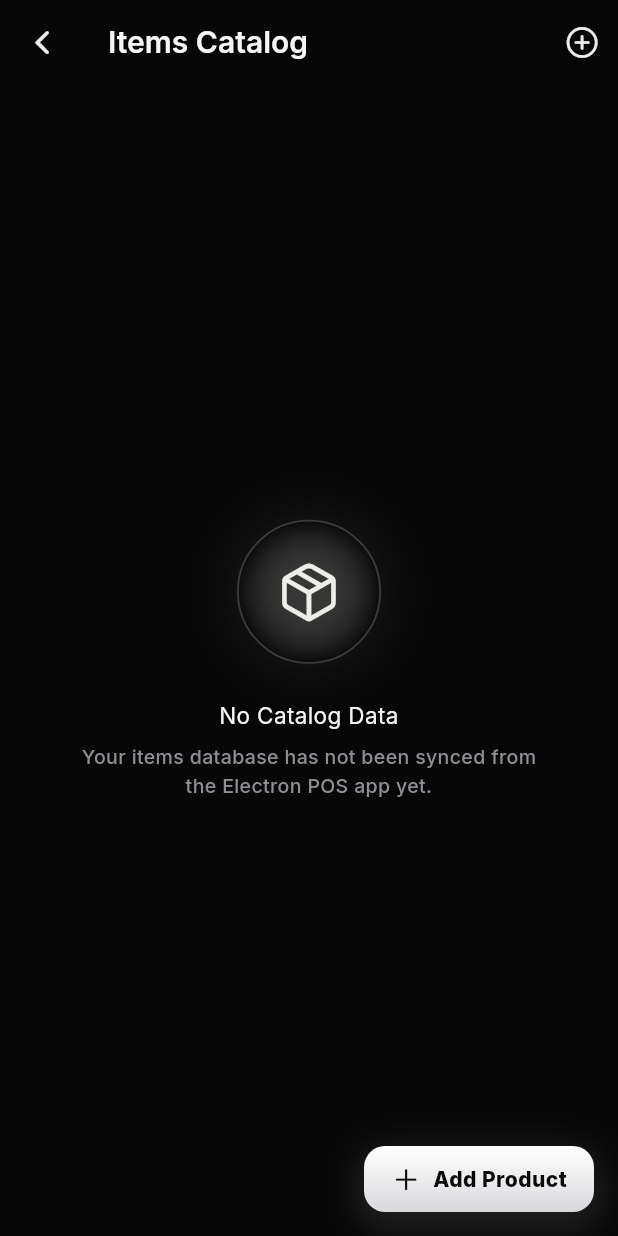
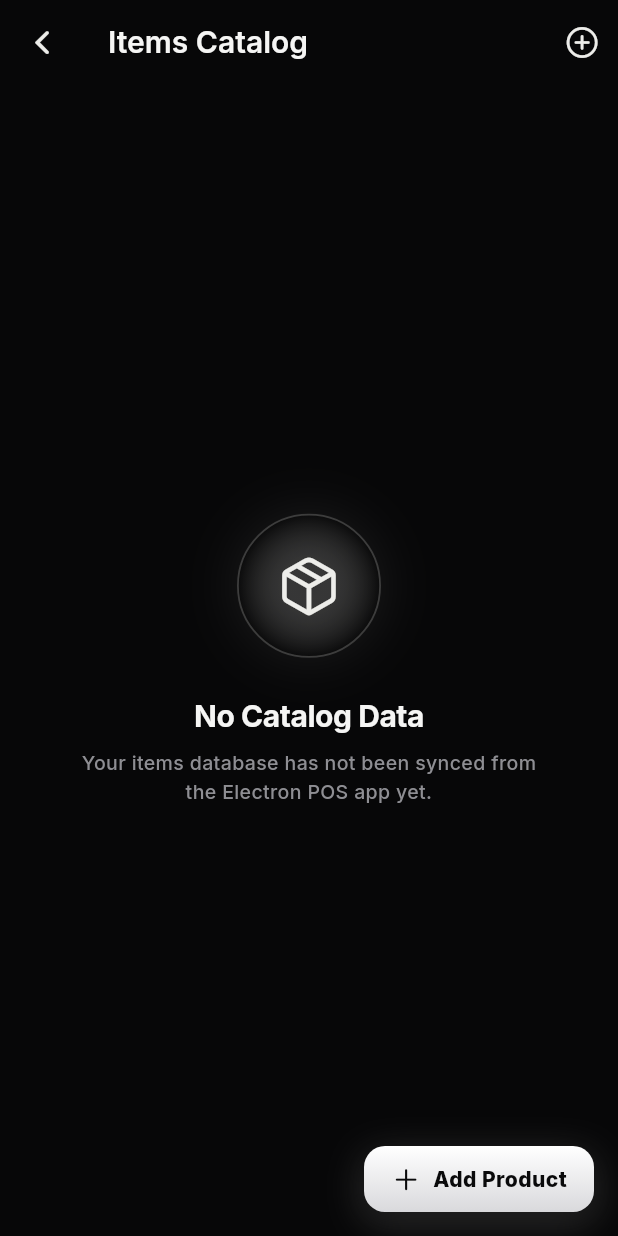
Before and after one commit to SaimSuhailQu/ssmart-pos, a Flutter app: the CatalogScreen screen opened directly, on a phone screen of 412 x 824 dp. Run offline on Flutter 3.47's test engine with Material 3 defaults, Android fonts, the phone set to English and light mode, and no system bars; our stand-ins replace device_info_plus, firebase_auth, firebase_core, firebase_database, fl_chart, flutter_dotenv and 6 more; missing offline and left inert: cryptography, mobile_scanner; accounts and stored records are empty.

Commit message:
fix(theme): add missing screenTitle, caption, monoText getters and cardBorderHi to GraphiteTheme

```diff
--- a/flutter_admin_app/lib/core/theme/graphite_theme.dart
+++ b/flutter_admin_app/lib/core/theme/graphite_theme.dart
@@ -23,6 +23,7 @@ class GraphiteTheme {
 
   static const Color cardSurface = Color(0x08FFFFFF); // ~3% white cards
   static const Color cardBorder = Color(0x14FFFFFF); // ~8% white borders
+  static const Color cardBorderHi = Color(0x28FFFFFF); // ~16% white borders (highlight)
   static const Color platinumBorder = Color(0x21EDEDEA); // ~13% platinum border
 
   /// Functional-only colors. The theme itself is colorless; these exist solely
@@ -112,6 +113,19 @@ class GraphiteTheme {
         color: ink,
       );
 
+  static TextStyle get screenTitle => GoogleFonts.inter(
+        fontSize: 20,
+        fontWeight: FontWeight.w700,
+        color: ink,
+        letterSpacing: -0.4,
+      );
+
+  static TextStyle get caption => GoogleFonts.inter(
+        fontSize: 12,
+        fontWeight: FontWeight.w500,
+        color: slate,
+      );
+
   static TextStyle get captionPlatinum => GoogleFonts.inter(
         fontSize: 11,
         fontWeight: FontWeight.w700,
@@ -124,6 +138,12 @@ class GraphiteTheme {
         fontWeight: FontWeight.w700,
         color: platinum,
         letterSpacing: 1.8,
+      );
+
+  static TextStyle get monoText => GoogleFonts.jetBrainsMono(
+        fontSize: 12,
+        fontWeight: FontWeight.w500,
+        color: slate,
       );
 
   // --- Screen ambience ---
--- a/flutter_admin_app/lib/core/widgets/graphite_empty_state.dart
+++ b/flutter_admin_app/lib/core/widgets/graphite_empty_state.dart
@@ -1,4 +1,3 @@
-import 'package:flutter/cupertino.dart';
 import 'package:flutter/material.dart';
 import 'package:ssmart_pos_admin/core/theme/graphite_theme.dart';
 
```
